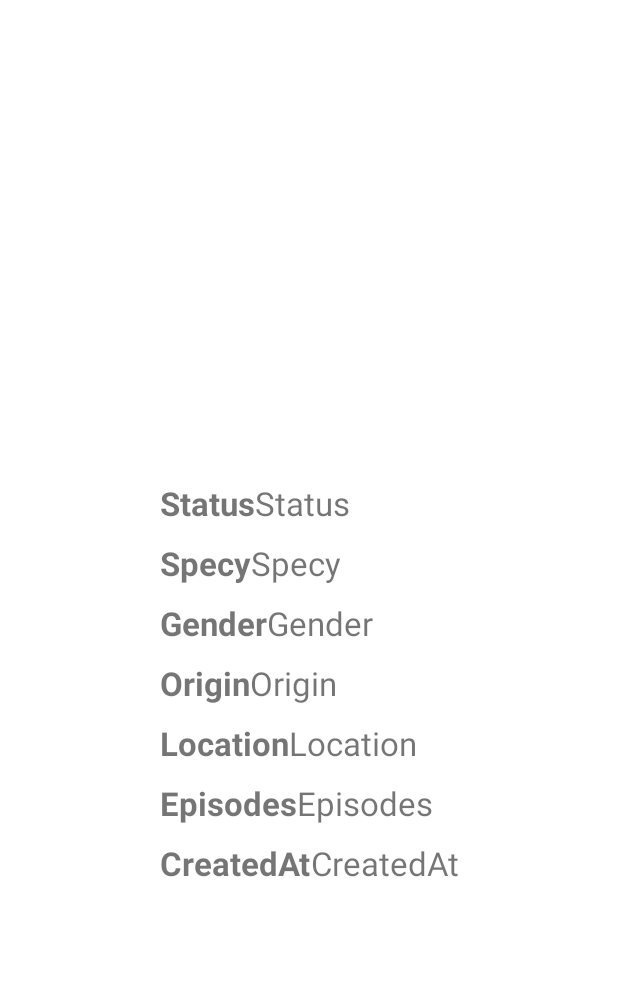
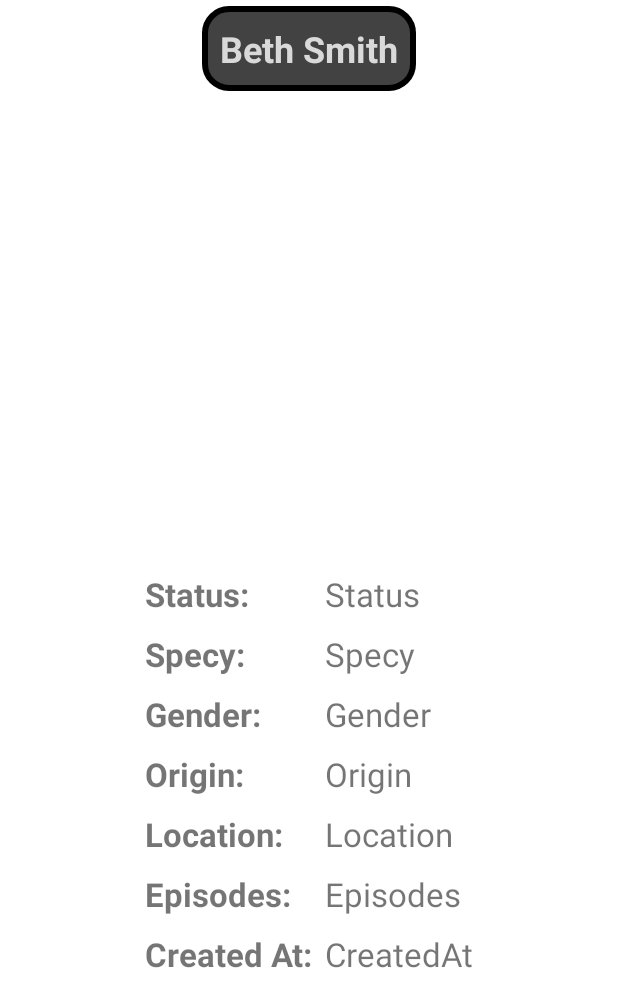
Before and after one commit to hasanalic/RickAndMorty, an Android app: the layout fragment_detail.xml on its own in the app's theme, with its tools: preview values and no code run, on a phone screen of 412 x 824 dp. Shown: the top 1007 px of the screen. Run offline under Robolectric (Android 15) with nearby library versions, the phone set to English and light mode, and no system bars.

Commit message:
fragment detail layout modified

```diff
--- /dev/null
+++ b/app/src/main/res/drawable/custom_title_bg.xml
@@ -0,0 +1,6 @@
+<?xml version="1.0" encoding="utf-8"?>
+<shape android:shape="rectangle" xmlns:android="http://schemas.android.com/apk/res/android">
+    <solid android:color="@color/cardview_dark_background"></solid>
+    <corners android:radius="16dp"></corners>
+    <stroke android:color="@color/black" android:width="4dp"></stroke>
+</shape>
--- a/app/src/main/res/layout/fragment_detail.xml
+++ b/app/src/main/res/layout/fragment_detail.xml
@@ -5,6 +5,21 @@
     xmlns:tools="http://schemas.android.com/tools"
     android:layout_width="match_parent"
     android:layout_height="match_parent">
+
+    <TextView
+        android:id="@+id/textViewTitle"
+        android:layout_width="wrap_content"
+        android:layout_height="wrap_content"
+        android:layout_marginTop="4dp"
+        android:background="@drawable/custom_title_bg"
+        android:padding="12dp"
+        android:text="Beth Smith"
+        android:textColor="@color/text_color"
+        android:textSize="24sp"
+        android:textStyle="bold"
+        app:layout_constraintEnd_toEndOf="parent"
+        app:layout_constraintStart_toStartOf="parent"
+        app:layout_constraintTop_toTopOf="parent"></TextView>
 
     <ImageView
         android:id="@+id/imageViewCharacter"
@@ -16,8 +31,7 @@
         android:scaleType="centerCrop"
         app:layout_constraintEnd_toEndOf="parent"
         app:layout_constraintStart_toStartOf="parent"
-        app:layout_constraintTop_toTopOf="parent">
-    </ImageView>
+        app:layout_constraintTop_toBottomOf="@+id/textViewTitle"></ImageView>
 
     <LinearLayout
         android:id="@+id/linearLayoutDetailsBar"
@@ -37,9 +51,9 @@
             android:layout_marginVertical="5dp">
             <TextView
                 android:id="@+id/textViewStatusTitle"
-                android:layout_width="wrap_content"
+                android:layout_width="120dp"
                 android:layout_height="wrap_content"
-                android:text="Status"
+                android:text="@string/title_status"
                 android:textSize="22sp"
                 android:textStyle="bold"></TextView>
             <TextView
@@ -59,9 +73,9 @@
             android:layout_marginVertical="5dp">
             <TextView
                 android:id="@+id/textViewSpecyTitle"
-                android:layout_width="wrap_content"
+                android:layout_width="120dp"
                 android:layout_height="wrap_content"
-                android:text="Specy"
+                android:text="@string/title_specy"
                 android:textSize="22sp"
                 android:textStyle="bold"></TextView>
             <TextView
@@ -81,9 +95,9 @@
             android:layout_marginVertical="5dp">
             <TextView
                 android:id="@+id/textViewGenderTitle"
-                android:layout_width="wrap_content"
+                android:layout_width="120dp"
                 android:layout_height="wrap_content"
-                android:text="Gender"
+                android:text="@string/title_gender"
                 android:textSize="22sp"
                 android:textStyle="bold"></TextView>
             <TextView
@@ -103,9 +117,9 @@
             android:layout_marginVertical="5dp">
             <TextView
                 android:id="@+id/textViewOriginTitle"
-                android:layout_width="wrap_content"
+                android:layout_width="120dp"
                 android:layout_height="wrap_content"
-                android:text="Origin"
+                android:text="@string/title_origin"
                 android:textSize="22sp"
                 android:textStyle="bold"></TextView>
             <TextView
@@ -125,9 +139,9 @@
             android:layout_marginVertical="5dp">
             <TextView
                 android:id="@+id/textViewLocationTitle"
-                android:layout_width="wrap_content"
+                android:layout_width="120dp"
                 android:layout_height="wrap_content"
-                android:text="Location"
+                android:text="@string/title_location"
                 android:textSize="22sp"
                 android:textStyle="bold"></TextView>
             <TextView
@@ -147,9 +161,9 @@
             android:layout_marginVertical="5dp">
             <TextView
                 android:id="@+id/textViewEpisodesTitle"
-                android:layout_width="wrap_content"
+                android:layout_width="120dp"
                 android:layout_height="wrap_content"
-                android:text="Episodes"
+                android:text="@string/title_episodes"
                 android:textSize="22sp"
                 android:textStyle="bold"></TextView>
             <TextView
@@ -169,9 +183,9 @@
             android:layout_marginVertical="5dp">
             <TextView
                 android:id="@+id/textViewCreatedAtTitle"
-                android:layout_width="wrap_content"
+                android:layout_width="120dp"
                 android:layout_height="wrap_content"
-                android:text="CreatedAt"
+                android:text="@string/title_created"
                 android:textSize="22sp"
                 android:textStyle="bold"></TextView>
             <TextView
```
